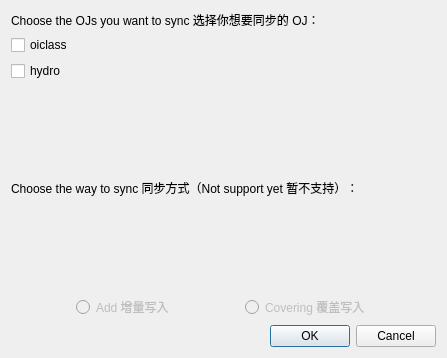
Before: the Qt Designer form ui/qtui/choose_oj_page.ui in Lixuannan/CodeLib-Local, drawn with Qt 5.
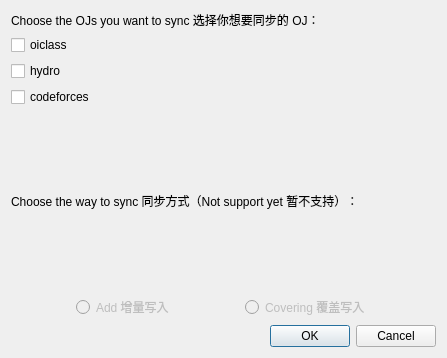
After: the same form once the commit is applied.

The edit to the form file:
```diff
--- a/ui/qtui/choose_oj_page.ui
+++ b/ui/qtui/choose_oj_page.ui
@@ -45,6 +45,13 @@
          </property>
         </widget>
        </item>
+       <item>
+        <widget class="QCheckBox" name="checkBox_2">
+         <property name="text">
+          <string>codeforces</string>
+         </property>
+        </widget>
+       </item>
       </layout>
      </item>
      <item>
```
